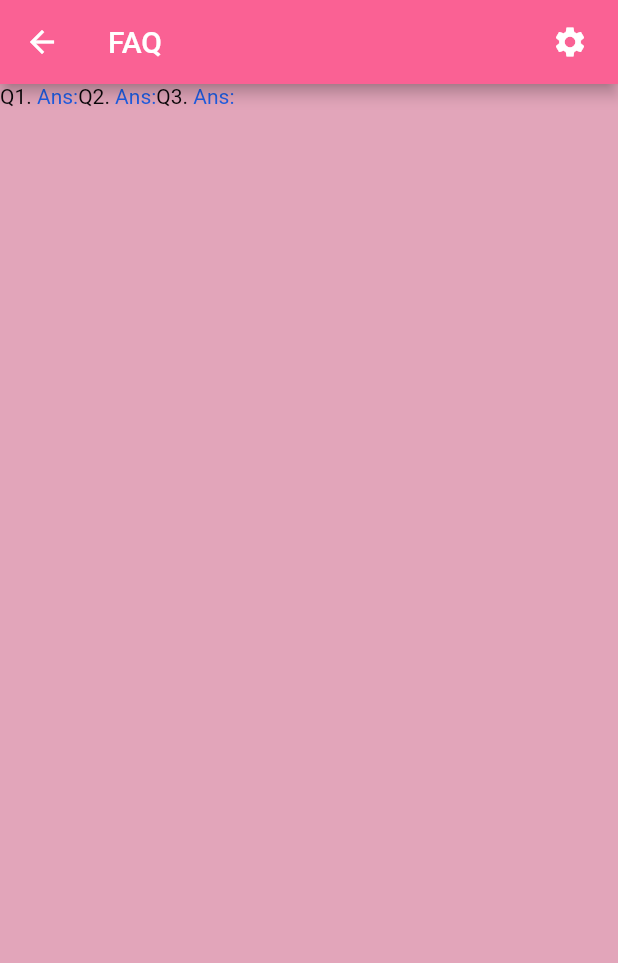
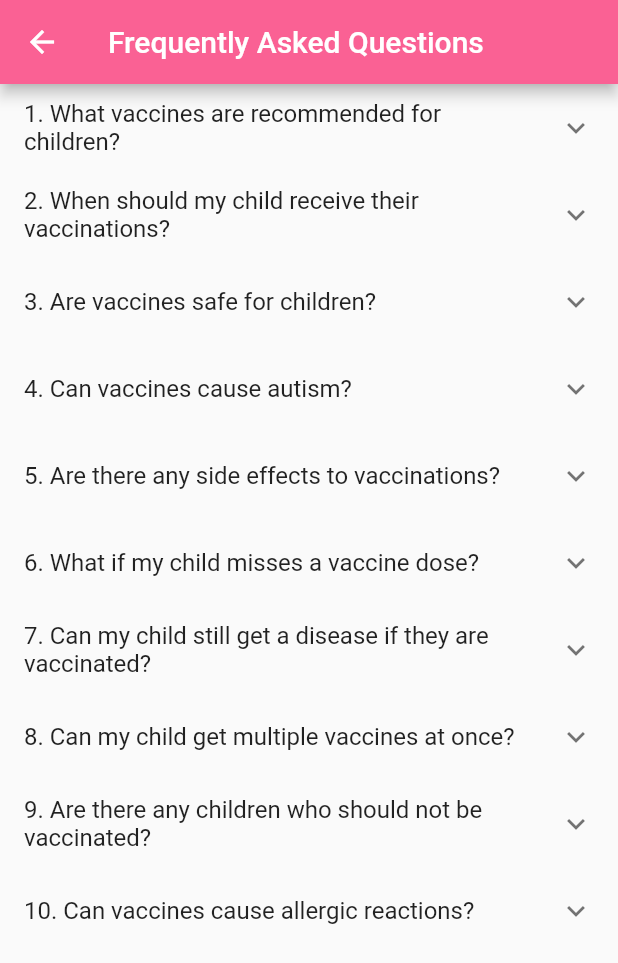
Before and after one commit to DiyaSingla/Little-Immune, a Flutter app: the FrequentlyAsked screen opened directly, on a phone screen of 412 x 824 dp. Shown: the top 963 px of the screen. Run offline on Flutter 3.47's test engine with Material 2 defaults, Android fonts, the phone set to English and light mode, and no system bars; our stand-ins replace cloud_firestore, date_field, firebase_auth, firebase_core, table_calendar; accounts and stored records are empty.

Commit message:
FAQ added

```diff
--- a/lib/signin.dart
+++ b/lib/signin.dart
@@ -20,6 +20,8 @@ class _SignInState extends State<SignIn> {
     final size = AppLayout.getSize(context);
     return Scaffold(
       body: Container(
+        height: double.infinity,
+        width: double.infinity,
         decoration: const BoxDecoration(
             gradient: LinearGradient(colors: [
           Color.fromARGB(255, 247, 17, 136),
--- a/lib/signup.dart
+++ b/lib/signup.dart
@@ -19,6 +19,8 @@ class _SignUpState extends State<SignUp> {
     final size = AppLayout.getSize(context);
     return Scaffold(
       body: Container(
+          height: double.infinity,
+          width: double.infinity,
           decoration: const BoxDecoration(
               gradient: LinearGradient(colors: [
             Color.fromARGB(255, 247, 17, 136),
--- a/lib/util/faq.dart
+++ b/lib/util/faq.dart
@@ -4,50 +4,117 @@ class FrequentlyAsked extends StatelessWidget {
   @override
   Widget build(BuildContext context) {
     return Scaffold(
-      backgroundColor: Color.fromARGB(255, 226, 165, 186),
+      //backgroundColor: Color.fromARGB(255, 226, 165, 186),
       appBar: AppBar(
           backgroundColor: Color.fromARGB(255, 250, 97, 148),
-          title: const Text('FAQ'),
-          actions: [
-            IconButton(
-                padding: const EdgeInsets.symmetric(horizontal: 20),
-                onPressed: () {},
-                icon: Icon(Icons.settings))
-          ],
+          title: const Text('Frequently Asked Questions'),
+          // actions: [
+          //   IconButton(
+          //       padding: const EdgeInsets.symmetric(horizontal: 20),
+          //       onPressed: () {},
+          //       icon: Icon(Icons.settings))
+          // ],
           leading: IconButton(
               onPressed: () => Navigator.pop(context),
               // Navigate to about screen
 
               icon: Icon(Icons.arrow_back))),
-      body: SingleChildScrollView(
-        child: Row(
-          children: const [
-            Text(
-              'Q1. ',
-              style: TextStyle(color: Color.fromARGB(255, 8, 4, 7)),
-            ),
-            SizedBox(height: 5),
-            Text('Ans:',
-                style: TextStyle(color: Color.fromARGB(255, 29, 92, 227))),
-            SizedBox(height: 10),
-            Text(
-              'Q2. ',
-              style: TextStyle(color: Color.fromARGB(255, 8, 4, 7)),
-            ),
-            SizedBox(height: 5),
-            Text('Ans:',
-                style: TextStyle(color: Color.fromARGB(255, 29, 92, 227))),
-            SizedBox(height: 10),
-            Text('Q3. ', style: TextStyle(color: Color.fromARGB(255, 8, 4, 7))),
-            SizedBox(height: 5),
-            Text('Ans:',
-                style: TextStyle(color: Color.fromARGB(255, 29, 92, 227))),
-            SizedBox(height: 10),
-          ],
-        ),
+      body: ListView(
+        children: const <Widget>[
+          ExpansionTile(
+            title: Text('1. What vaccines are recommended for children?'),
+            children: <Widget>[
+              ListTile(
+                title: Text(
+                    '\n The vaccines recommended for children include: Hepatitis A and B, Rotavirus, Diphtheria, Tetanus, Pertussis, Haemophilus influenza type b, Pneumococcal, Polio, Measles, Mumps, Rubella, Varicella, Influenza, and Meningococcal. \n'),
+              ),
+            ],
+          ),
+          ExpansionTile(
+            title: Text('2. When should my child receive their vaccinations?'),
+            children: <Widget>[
+              ListTile(
+                title: Text(
+                    '\n The recommended vaccination schedule for children is based on their age and certain risk factors. Your pediatrician can provide you with a schedule that is tailored to the needs of your child. \n'),
+              ),
+            ],
+          ),
+          ExpansionTile(
+            title: Text('3. Are vaccines safe for children?'),
+            children: <Widget>[
+              ListTile(
+                title: Text(
+                    '\n Yes, vaccines are generally safe for children. The benefits of vaccination far outweigh the risks. Vaccines undergo extensive testing and clinical trials before they are approved for use, and they are continually monitored for safety. \n'),
+              ),
+            ],
+          ),
+          ExpansionTile(
+            title: Text('4. Can vaccines cause autism?'),
+            children: <Widget>[
+              ListTile(
+                title: Text(
+                    '\n No, there is no scientific evidence to support the claim that vaccines cause autism. This myth has been thoroughly debunked by numerous studies. \n'),
+              ),
+            ],
+          ),
+          ExpansionTile(
+            title: Text('5. Are there any side effects to vaccinations?'),
+            children: <Widget>[
+              ListTile(
+                title: Text(
+                    '\n Most children experience only minor side effects from vaccinations, such as a sore arm or low-grade fever. Serious side effects are rare. \n'),
+              ),
+            ],
+          ),
+          ExpansionTile(
+            title: Text('6. What if my child misses a vaccine dose?'),
+            children: <Widget>[
+              ListTile(
+                title: Text(
+                    '\n If your child misses a vaccine dose, talk to your pediatrician about getting caught up. It is important to follow the recommended vaccination schedule to ensure your child is fully protected. \n'),
+              ),
+            ],
+          ),
+          ExpansionTile(
+            title: Text(
+                '7. Can my child still get a disease if they are vaccinated?'),
+            children: <Widget>[
+              ListTile(
+                title: Text(
+                    '\n No vaccine is 100% effective, but vaccination greatly reduces the likelihood of contracting a disease. Even if a vaccinated child does get sick, the illness is likely to be milder than it would be in an unvaccinated child. \n'),
+              ),
+            ],
+          ),
+          ExpansionTile(
+            title: Text('8. Can my child get multiple vaccines at once?'),
+            children: <Widget>[
+              ListTile(
+                title: Text(
+                    '\n Yes, it is safe for children to receive multiple vaccines at once. In fact, the recommended vaccination schedule often includes multiple vaccines during a single visit. \n'),
+              ),
+            ],
+          ),
+          ExpansionTile(
+            title:
+                Text('9. Are there any children who should not be vaccinated?'),
+            children: <Widget>[
+              ListTile(
+                title: Text(
+                    '\n Children with certain medical conditions, such as a weakened immune system, may not be able to receive certain vaccines. Your pediatrician can advise you on which vaccines are safe for your child. \n'),
+              ),
+            ],
+          ),
+          ExpansionTile(
+            title: Text('10. Can vaccines cause allergic reactions?'),
+            children: <Widget>[
+              ListTile(
+                title: Text(
+                    '\n Serious allergic reactions to vaccines are rare, but they can occur. Children who have had a severe allergic reaction to a vaccine in the past should not receive that vaccine again. \n'),
+              ),
+            ],
+          ),
+        ],
       ),
     );
-    // TODO: implement build
-    throw UnimplementedError();
   }
 }
```
Also changed, not shown: lib/Screen/vaccine_list_screen.dart (+7 -2 lines), lib/logo_page.dart (+3 -6 lines), lib/util/child_list.dart (+24 -21 lines), lib/vaccine_search.dart (+15 -2 lines).
